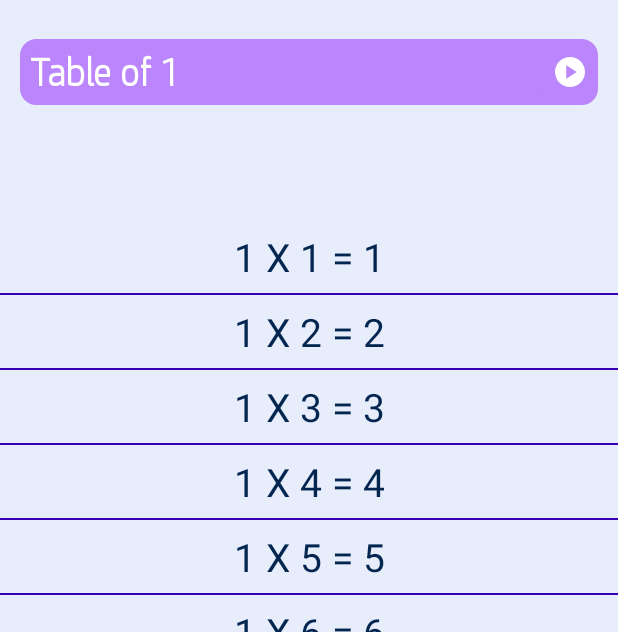
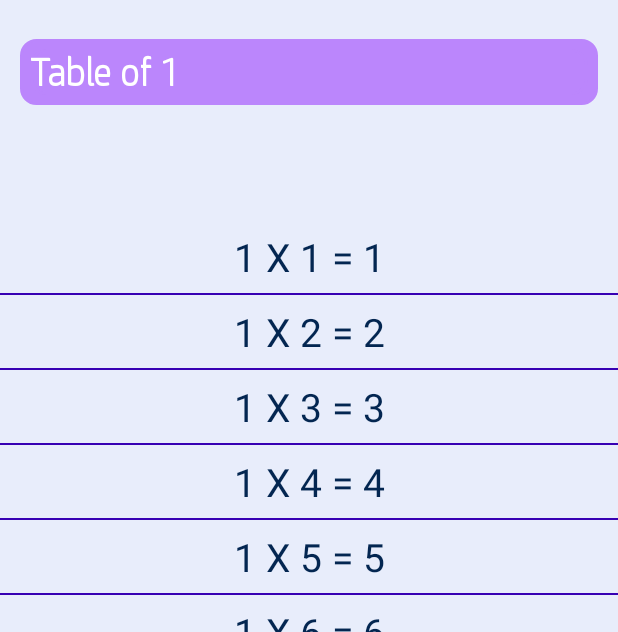
Before and after one commit to pparekh2009/Multiplication-Tables-App, an Android app: the MainActivity screen opened directly, with no data from a screen before it, on a phone screen of 412 x 824 dp, the part 76-708 px from its top. Run offline under Robolectric (Android 15) with nearby library versions, the phone set to English and light mode, and no system bars; our stand-ins replace sdp/ssp sizes.

Commit message:
Some Changes

```diff
--- a/app/src/main/java/com/priyanshparekh/multiplicationtables/activity/MainActivity.java
+++ b/app/src/main/java/com/priyanshparekh/multiplicationtables/activity/MainActivity.java
@@ -27,11 +27,11 @@ public class MainActivity extends AppCompatActivity {
 //    TextView instruction;
     ListView listView;
     SeekBar seekBar;
-    ImageView ivPlay;
+//    ImageView ivPlay;
     TextView textView2;
     String text;
     ArrayAdapter<String> arrayAdapter;
-    TextToSpeech toSpeech;
+//    TextToSpeech toSpeech;
 
 
     @Override
@@ -45,7 +45,7 @@ public class MainActivity extends AppCompatActivity {
         table_count = findViewById(R.id.table_count);
         listView = findViewById(R.id.listView);
         seekBar = findViewById(R.id.seekBar);
-        ivPlay = findViewById(R.id.btn_play);
+//        ivPlay = findViewById(R.id.btn_play);
 //        instruction = findViewById(R.id.instruction);
 
         textView2 = findViewById(R.id.textView2);
@@ -56,25 +56,25 @@ public class MainActivity extends AppCompatActivity {
         seekBar.setMax(9);
         populate(range + 1);
 
-        toSpeech = new TextToSpeech(this, new TextToSpeech.OnInitListener() {
-            @Override
-            public void onInit(int status) {
-                if (status != TextToSpeech.ERROR) {
-                    toSpeech.setLanguage(Locale.ENGLISH);
-                }
-            }
-        });
+//        toSpeech = new TextToSpeech(this, new TextToSpeech.OnInitListener() {
+//            @Override
+//            public void onInit(int status) {
+//                if (status != TextToSpeech.ERROR) {
+//                    toSpeech.setLanguage(Locale.ENGLISH);
+//                }
+//            }
+//        });
 
-        ivPlay.setOnClickListener(view -> {
-            for (int i = 0; i < 10; i++) {
-                String row = arrayAdapter.getItem(i);
-                Log.d("TAG", "onCreate: row " + i + ": " + row);
-
-                text = text + row + "\n";
-            }
-
-            toSpeech.speak(text, TextToSpeech.QUEUE_FLUSH, null, "");
-        });
+//        ivPlay.setOnClickListener(view -> {
+//            for (int i = 0; i < 10; i++) {
+//                String row = arrayAdapter.getItem(i);
+//                Log.d("TAG", "onCreate: row " + i + ": " + row);
+//
+//                text = text + row + "\n";
+//            }
+//
+//            toSpeech.speak(text, TextToSpeech.QUEUE_FLUSH, null, "");
+//        });
 
         seekBar.setOnSeekBarChangeListener(new SeekBar.OnSeekBarChangeListener() {
             @Override
--- a/app/src/main/res/layout/activity_main.xml
+++ b/app/src/main/res/layout/activity_main.xml
@@ -71,12 +71,12 @@
             app:layout_constraintStart_toStartOf="parent"
             app:layout_constraintTop_toBottomOf="@+id/header" />
 
-        <ImageView
-            android:id="@+id/btn_play"
-            android:layout_width="wrap_content"
-            android:layout_height="wrap_content"
-            android:layout_gravity="center"
-            android:src="@drawable/ic_baseline_play_circle_24"/>
+<!--        <ImageView-->
+<!--            android:id="@+id/btn_play"-->
+<!--            android:layout_width="wrap_content"-->
+<!--            android:layout_height="wrap_content"-->
+<!--            android:layout_gravity="center"-->
+<!--            android:src="@drawable/ic_baseline_play_circle_24"/>-->
 
     </LinearLayout>
 
```
